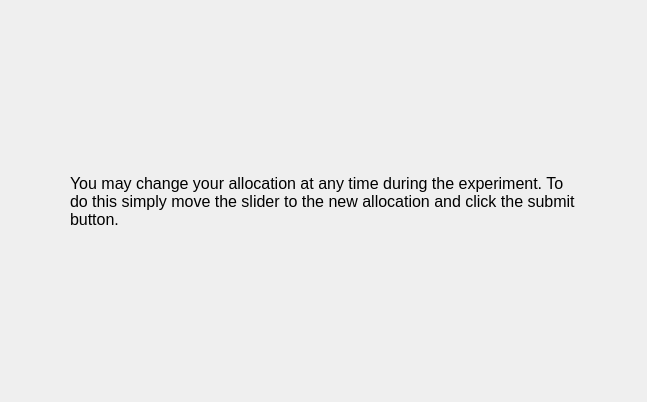
dwattttt/marketsim, file MarketSimulation/instructionscreen3.ui: the form before one commit.
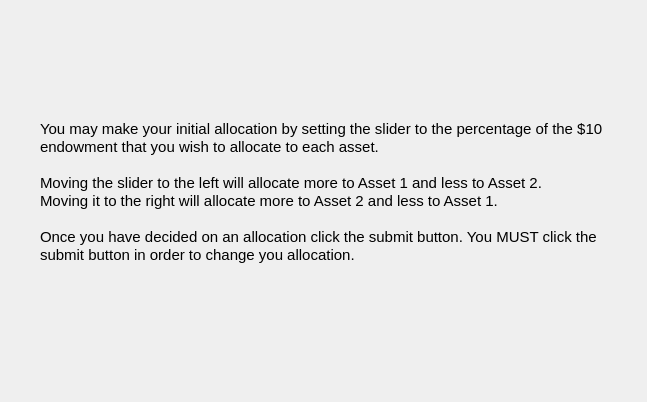
The form after the commit.

Diff of the .ui file:
```diff
--- a/MarketSimulation/instructionscreen3.ui
+++ b/MarketSimulation/instructionscreen3.ui
@@ -50,9 +50,19 @@
         </font>
        </property>
        <property name="text">
-        <string>You may change your allocation at any time during the experiment. To
-do this simply move the slider to the new allocation and click the submit
-button.</string>
+        <string>&lt;!DOCTYPE HTML PUBLIC &quot;-//W3C//DTD HTML 4.0//EN&quot; &quot;http://www.w3.org/TR/REC-html40/strict.dtd&quot;&gt;
+&lt;html&gt;&lt;head&gt;&lt;meta name=&quot;qrichtext&quot; content=&quot;1&quot; /&gt;&lt;style type=&quot;text/css&quot;&gt;
+p, li { white-space: pre-wrap; }
+&lt;/style&gt;&lt;/head&gt;&lt;body style=&quot; font-family:'MS Shell Dlg 2'; font-size:12pt; font-weight:400; font-style:normal;&quot;&gt;
+&lt;p style=&quot; margin-top:0px; margin-bottom:0px; margin-left:0px; margin-right:0px; -qt-block-indent:0; text-indent:0px;&quot;&gt;&lt;span style=&quot; font-size:11pt;&quot;&gt;You may make your initial allocation by setting the slider to the percentage of the $10 &lt;/span&gt;&lt;/p&gt;
+&lt;p style=&quot; margin-top:0px; margin-bottom:0px; margin-left:0px; margin-right:0px; -qt-block-indent:0; text-indent:0px;&quot;&gt;&lt;span style=&quot; font-size:11pt;&quot;&gt;endowment that you wish to allocate to each asset.&lt;/span&gt;&lt;/p&gt;
+&lt;p style=&quot;-qt-paragraph-type:empty; margin-top:0px; margin-bottom:0px; margin-left:0px; margin-right:0px; -qt-block-indent:0; text-indent:0px; font-size:11pt;&quot;&gt;&lt;/p&gt;
+&lt;p style=&quot; margin-top:0px; margin-bottom:0px; margin-left:0px; margin-right:0px; -qt-block-indent:0; text-indent:0px;&quot;&gt;&lt;span style=&quot; font-size:11pt;&quot;&gt;Moving the slider to the left will allocate more to Asset 1 and less to Asset 2.&lt;/span&gt;&lt;/p&gt;
+&lt;p style=&quot; margin-top:0px; margin-bottom:0px; margin-left:0px; margin-right:0px; -qt-block-indent:0; text-indent:0px;&quot;&gt;&lt;span style=&quot; font-size:11pt;&quot;&gt;Moving it to the right will allocate more to Asset 2 and less to Asset 1.&lt;/span&gt;&lt;/p&gt;
+&lt;p style=&quot;-qt-paragraph-type:empty; margin-top:0px; margin-bottom:0px; margin-left:0px; margin-right:0px; -qt-block-indent:0; text-indent:0px; font-size:11pt;&quot;&gt;&lt;/p&gt;
+&lt;p style=&quot; margin-top:0px; margin-bottom:0px; margin-left:0px; margin-right:0px; -qt-block-indent:0; text-indent:0px;&quot;&gt;&lt;span style=&quot; font-size:11pt;&quot;&gt;Once you have decided on an allocation click the submit button. You MUST click the&lt;/span&gt;&lt;/p&gt;
+&lt;p style=&quot; margin-top:0px; margin-bottom:0px; margin-left:0px; margin-right:0px; -qt-block-indent:0; text-indent:0px;&quot;&gt;&lt;span style=&quot; font-size:11pt;&quot;&gt;submit button in order to change you allocation.&lt;/span&gt;&lt;/p&gt;
+&lt;p style=&quot;-qt-paragraph-type:empty; margin-top:0px; margin-bottom:0px; margin-left:0px; margin-right:0px; -qt-block-indent:0; text-indent:0px; font-size:11pt;&quot;&gt;&lt;/p&gt;&lt;/body&gt;&lt;/html&gt;</string>
        </property>
       </widget>
      </item>
```
